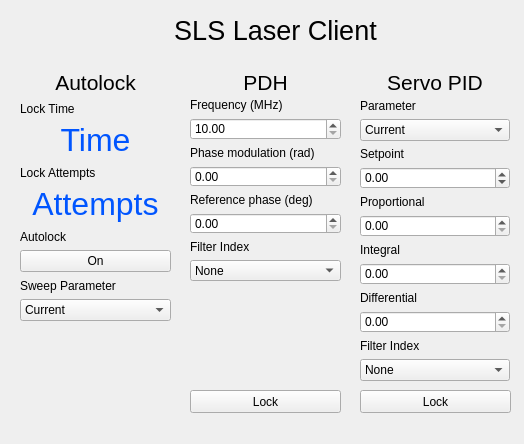
Before: the Qt Designer form lib/clients/SLS_client/sls_gui.ui in EGGS-Experiment/EGGS_labrad, drawn with Qt 5.
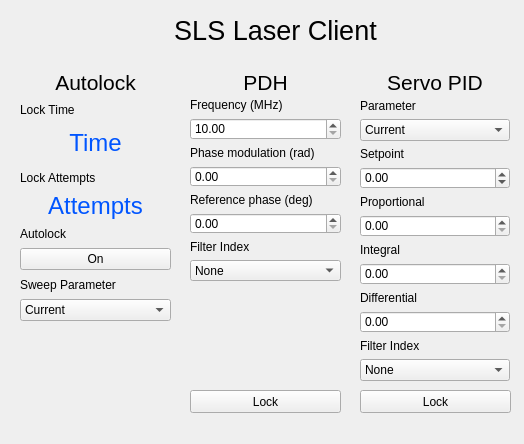
After: the same form once the commit is applied.

```diff
--- a/lib/clients/SLS_client/sls_gui.ui
+++ b/lib/clients/SLS_client/sls_gui.ui
@@ -438,7 +438,7 @@
     <item row="2" column="1" rowspan="2">
      <widget class="QLabel" name="autolock_time">
       <property name="text">
-       <string>&lt;html&gt;&lt;head/&gt;&lt;body&gt;&lt;p align=&quot;center&quot;&gt;&lt;span style=&quot; font-size:24pt; color:#0055ff;&quot;&gt;Time&lt;/span&gt;&lt;/p&gt;&lt;/body&gt;&lt;/html&gt;</string>
+       <string>&lt;html&gt;&lt;head/&gt;&lt;body&gt;&lt;p align=&quot;center&quot;&gt;&lt;span style=&quot; font-size:18pt; color:#0055ff;&quot;&gt;Time&lt;/span&gt;&lt;/p&gt;&lt;/body&gt;&lt;/html&gt;</string>
       </property>
      </widget>
     </item>
@@ -478,7 +478,7 @@
     <item row="5" column="1">
      <widget class="QLabel" name="autolock_attempts">
       <property name="text">
-       <string>&lt;html&gt;&lt;head/&gt;&lt;body&gt;&lt;p align=&quot;center&quot;&gt;&lt;span style=&quot; font-size:24pt; color:#0055ff;&quot;&gt;Attempts&lt;/span&gt;&lt;/p&gt;&lt;/body&gt;&lt;/html&gt;</string>
+       <string>&lt;html&gt;&lt;head/&gt;&lt;body&gt;&lt;p align=&quot;center&quot;&gt;&lt;span style=&quot; font-size:18pt; color:#0055ff;&quot;&gt;Attempts&lt;/span&gt;&lt;/p&gt;&lt;/body&gt;&lt;/html&gt;</string>
       </property>
      </widget>
     </item>
```
Left out of the diff: 4 changed lines with no effect on the pictures.
